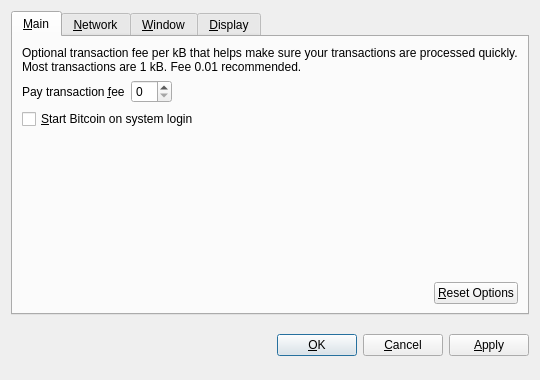
Above: src/qt/forms/optionsdialog.ui from luketherock868/shminguscoin before the change. Below: the same form after it.
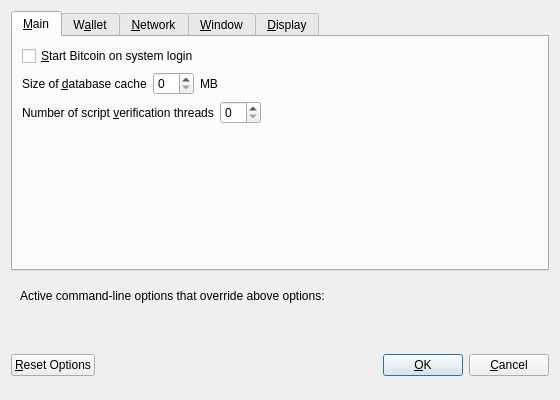
That is the form after the change. Custom widgets are drawn as their Qt base class.

```diff
--- a/src/qt/forms/optionsdialog.ui
+++ b/src/qt/forms/optionsdialog.ui
@@ -6,8 +6,8 @@
    <rect>
     <x>0</x>
     <y>0</y>
-    <width>540</width>
-    <height>380</height>
+    <width>560</width>
+    <height>400</height>
    </rect>
   </property>
   <property name="windowTitle">
@@ -19,9 +19,6 @@
   <layout class="QVBoxLayout" name="verticalLayout">
    <item>
     <widget class="QTabWidget" name="tabWidget">
-     <property name="tabPosition">
-      <enum>QTabWidget::North</enum>
-     </property>
      <property name="currentIndex">
       <number>0</number>
      </property>
@@ -30,52 +27,6 @@
        <string>&amp;Main</string>
       </attribute>
       <layout class="QVBoxLayout" name="verticalLayout_Main">
-       <item>
-        <widget class="QLabel" name="transactionFeeInfoLabel">
-         <property name="text">
-          <string>Optional transaction fee per kB that helps make sure your transactions are processed quickly. Most transactions are 1 kB. Fee 0.01 recommended.</string>
-         </property>
-         <property name="textFormat">
-          <enum>Qt::PlainText</enum>
-         </property>
-         <property name="wordWrap">
-          <bool>true</bool>
-         </property>
-        </widget>
-       </item>
-       <item>
-        <layout class="QHBoxLayout" name="horizontalLayout_1_Main">
-         <item>
-          <widget class="QLabel" name="transactionFeeLabel">
-           <property name="text">
-            <string>Pay transaction &amp;fee</string>
-           </property>
-           <property name="textFormat">
-            <enum>Qt::PlainText</enum>
-           </property>
-           <property name="buddy">
-            <cstring>transactionFee</cstring>
-           </property>
-          </widget>
-         </item>
-         <item>
-          <widget class="BitcoinAmountField" name="transactionFee"/>
-         </item>
-         <item>
-          <spacer name="horizontalSpacer_1_Main">
-           <property name="orientation">
-            <enum>Qt::Horizontal</enum>
-           </property>
-           <property name="sizeHint" stdset="0">
-            <size>
-             <width>40</width>
-             <height>20</height>
-            </size>
-           </property>
-          </spacer>
-         </item>
-        </layout>
-       </item>
        <item>
         <widget class="QCheckBox" name="bitcoinAtStartup">
          <property name="toolTip">
@@ -86,21 +37,34 @@
          </property>
         </widget>
        </item>
-       <item>
-        <spacer name="verticalSpacer_Main">
-         <property name="orientation">
-          <enum>Qt::Vertical</enum>
-         </property>
-         <property name="sizeHint" stdset="0">
-          <size>
-           <width>20</width>
-           <height>40</height>
-          </size>
-         </property>
-        </spacer>
-       </item>
        <item>
         <layout class="QHBoxLayout" name="horizontalLayout_2_Main">
+         <item>
+          <widget class="QLabel" name="databaseCacheLabel">
+           <property name="text">
+            <string>Size of &amp;database cache</string>
+           </property>
+           <property name="textFormat">
+            <enum>Qt::PlainText</enum>
+           </property>
+           <property name="buddy">
+            <cstring>databaseCache</cstring>
+           </property>
+          </widget>
+         </item>
+         <item>
+          <widget class="QSpinBox" name="databaseCache"/>
+         </item>
+         <item>
+          <widget class="QLabel" name="databaseCacheUnitLabel">
+           <property name="text">
+            <string>MB</string>
+           </property>
+           <property name="textFormat">
+            <enum>Qt::PlainText</enum>
+           </property>
+          </widget>
+         </item>
          <item>
           <spacer name="horizontalSpacer_2_Main">
            <property name="orientation">
@@ -114,20 +78,106 @@
            </property>
           </spacer>
          </item>
+        </layout>
+       </item>
+       <item>
+        <layout class="QHBoxLayout" name="horizontalLayout_3_Main">
          <item>
-          <widget class="QPushButton" name="resetButton">
-           <property name="toolTip">
-            <string>Reset all client options to default.</string>
-           </property>
+          <widget class="QLabel" name="threadsScriptVerifLabel">
            <property name="text">
-            <string>&amp;Reset Options</string>
+            <string>Number of script &amp;verification threads</string>
            </property>
-           <property name="autoDefault">
-            <bool>false</bool>
+           <property name="textFormat">
+            <enum>Qt::PlainText</enum>
            </property>
+           <property name="buddy">
+            <cstring>threadsScriptVerif</cstring>
+           </property>
           </widget>
          </item>
+         <item>
+          <widget class="QSpinBox" name="threadsScriptVerif">
+           <property name="toolTip">
+            <string>(0 = auto, &lt;0 = leave that many cores free)</string>
+           </property>
+          </widget>
+         </item>
+         <item>
+          <spacer name="horizontalSpacer_3_Main">
+           <property name="orientation">
+            <enum>Qt::Horizontal</enum>
+           </property>
+           <property name="sizeHint" stdset="0">
+            <size>
+             <width>40</width>
+             <height>20</height>
+            </size>
+           </property>
+          </spacer>
+         </item>
         </layout>
+       </item>
+       <item>
+        <spacer name="verticalSpacer_Main">
+         <property name="orientation">
+          <enum>Qt::Vertical</enum>
+         </property>
+         <property name="sizeHint" stdset="0">
+          <size>
+           <width>20</width>
+           <height>40</height>
+          </size>
+         </property>
+        </spacer>
+       </item>
+      </layout>
+     </widget>
+     <widget class="QWidget" name="tabWallet">
+      <attribute name="title">
+       <string>W&amp;allet</string>
+      </attribute>
+      <layout class="QVBoxLayout" name="verticalLayout_Wallet">
+       <item>
+        <widget class="QGroupBox" name="groupBox">
+         <property name="title">
+          <string>Expert</string>
+         </property>
+         <layout class="QVBoxLayout" name="verticalLayout_2">
+          <item>
+           <widget class="QCheckBox" name="coinControlFeatures">
+            <property name="toolTip">
+             <string>Whether to show coin control features or not.</string>
+            </property>
+            <property name="text">
+             <string>Enable coin &amp;control features</string>
+            </property>
+           </widget>
+          </item>
+          <item>
+           <widget class="QCheckBox" name="spendZeroConfChange">
+            <property name="toolTip">
+             <string>If you disable the spending of unconfirmed change, the change from a transaction cannot be used until that transaction has at least one confirmation. This also affects how your balance is computed.</string>
+            </property>
+            <property name="text">
+             <string>&amp;Spend unconfirmed change</string>
+            </property>
+           </widget>
+          </item>
+         </layout>
+        </widget>
+       </item>
+       <item>
+        <spacer name="verticalSpacer_Wallet">
+         <property name="orientation">
+          <enum>Qt::Vertical</enum>
+         </property>
+         <property name="sizeHint" stdset="0">
+          <size>
+           <width>20</width>
+           <height>40</height>
+          </size>
+         </property>
+        </spacer>
        </item>
       </layout>
      </widget>
@@ -146,18 +196,28 @@
          </property>
         </widget>
        </item>
+       <item>
+        <widget class="QCheckBox" name="allowIncoming">
+         <property name="toolTip">
+          <string>Accept connections from outside</string>
+         </property>
+         <property name="text">
+          <string>Allow incoming connections</string>
+         </property>
+        </widget>
+       </item>
        <item>
         <widget class="QCheckBox" name="connectSocks">
          <property name="toolTip">
-          <string>Connect to the Bitcoin network through a SOCKS proxy (e.g. when connecting through Tor).</string>
+          <string>Connect to the Bitcoin network through a SOCKS5 proxy.</string>
          </property>
          <property name="text">
-          <string>&amp;Connect through SOCKS proxy:</string>
+          <string>&amp;Connect through SOCKS5 proxy (default proxy):</string>
          </property>
         </widget>
        </item>
        <item>
-        <layout class="QHBoxLayout" name="horizontalLayout_Network">
+        <layout class="QHBoxLayout" name="horizontalLayout_1_Network">
          <item>
           <widget class="QLabel" name="proxyIpLabel">
            <property name="text">
@@ -173,6 +233,12 @@
          </item>
          <item>
           <widget class="QValidatedLineEdit" name="proxyIp">
+           <property name="minimumSize">
+            <size>
+             <width>140</width>
+             <height>0</height>
+            </size>
+           </property>
            <property name="maximumSize">
             <size>
              <width>140</width>
@@ -180,7 +246,7 @@
             </size>
            </property>
            <property name="toolTip">
-            <string>IP address of the proxy (e.g. 127.0.0.1)</string>
+            <string>IP address of the proxy (e.g. IPv4: 127.0.0.1 / IPv6: ::1)</string>
            </property>
           </widget>
          </item>
@@ -199,6 +265,12 @@
          </item>
          <item>
           <widget class="QLineEdit" name="proxyPort">
+           <property name="minimumSize">
+            <size>
+             <width>55</width>
+             <height>0</height>
+            </size>
+           </property>
            <property name="maximumSize">
             <size>
              <width>55</width>
@@ -211,27 +283,7 @@
           </widget>
          </item>
          <item>
-          <widget class="QLabel" name="socksVersionLabel">
-           <property name="text">
-            <string>SOCKS &amp;Version:</string>
-           </property>
-           <property name="textFormat">
-            <enum>Qt::PlainText</enum>
-           </property>
-           <property name="buddy">
-            <cstring>socksVersion</cstring>
-           </property>
-          </widget>
-         </item>
-         <item>
-          <widget class="QValueComboBox" name="socksVersion">
-           <property name="toolTip">
-            <string>SOCKS version of the proxy (e.g. 5)</string>
-           </property>
-          </widget>
-         </item>
-         <item>
-          <spacer name="horizontalSpacer_Network">
+          <spacer name="horizontalSpacer_1_Network">
            <property name="orientation">
             <enum>Qt::Horizontal</enum>
            </property>
@@ -354,14 +406,28 @@
         </layout>
        </item>
        <item>
-        <widget class="QCheckBox" name="displayAddresses">
-         <property name="toolTip">
-          <string>Whether to show Bitcoin addresses in the transaction list or not.</string>
-         </property>
-         <property name="text">
-          <string>&amp;Display addresses in transaction list</string>
-         </property>
-        </widget>
+        <layout class="QHBoxLayout" name="horizontalLayout_3_Display">
+         <item>
+          <widget class="QLabel" name="thirdPartyTxUrlsLabel">
+           <property name="toolTip">
+            <string>Third party URLs (e.g. a block explorer) that appear in the transactions tab as context menu items. %s in the URL is replaced by transaction hash. Multiple URLs are separated by vertical bar |.</string>
+           </property>
+           <property name="text">
+            <string>Third party transaction URLs</string>
+           </property>
+           <property name="buddy">
+            <cstring>thirdPartyTxUrls</cstring>
+           </property>
+          </widget>
+         </item>
+         <item>
+          <widget class="QLineEdit" name="thirdPartyTxUrls">
+           <property name="toolTip">
+            <string>Third party URLs (e.g. a block explorer) that appear in the transactions tab as context menu items. %s in the URL is replaced by transaction hash. Multiple URLs are separated by vertical bar |.</string>
+           </property>
+          </widget>
+         </item>
+        </layout>
        </item>
        <item>
         <spacer name="verticalSpacer_Display">
@@ -380,8 +446,67 @@
      </widget>
     </widget>
    </item>
+   <item>
+    <widget class="QFrame" name="frame">
+     <layout class="QVBoxLayout" name="verticalLayout_Bottom">
+      <item>
+       <layout class="QHBoxLayout" name="horizontalLayout_Bottom">
+        <item>
+         <widget class="QLabel" name="overriddenByCommandLineInfoLabel">
+          <property name="text">
+           <string>Active command-line options that override above options:</string>
+          </property>
+          <property name="textFormat">
+           <enum>Qt::PlainText</enum>
+          </property>
+         </widget>
+        </item>
+        <item>
+         <spacer name="horizontalSpacer_Bottom">
+          <property name="orientation">
+           <enum>Qt::Horizontal</enum>
+          </property>
+          <property name="sizeHint" stdset="0">
+           <size>
+            <width>40</width>
+            <height>20</height>
+           </size>
+          </property>
+         </spacer>
+        </item>
+       </layout>
+      </item>
+      <item>
+       <widget class="QLabel" name="overriddenByCommandLineLabel">
+        <property name="text">
+         <string/>
+        </property>
+        <property name="textFormat">
+         <enum>Qt::PlainText</enum>
+        </property>
+        <property name="wordWrap">
+         <bool>true</bool>
+        </property>
+       </widget>
+      </item>
+     </layout>
+    </widget>
+   </item>
    <item>
     <layout class="QHBoxLayout" name="horizontalLayout_Buttons">
+     <item>
+      <widget class="QPushButton" name="resetButton">
+       <property name="toolTip">
+        <string>Reset all client options to default.</string>
+       </property>
+       <property name="text">
+        <string>&amp;Reset Options</string>
+       </property>
+       <property name="autoDefault">
+        <bool>false</bool>
+       </property>
+      </widget>
+     </item>
      <item>
       <spacer name="horizontalSpacer_1">
        <property name="orientation">
@@ -397,6 +522,12 @@
      </item>
      <item>
       <widget class="QLabel" name="statusLabel">
+       <property name="minimumSize">
+        <size>
+         <width>200</width>
+         <height>0</height>
+        </size>
+       </property>
        <property name="font">
         <font>
          <weight>75</weight>
@@ -432,6 +563,12 @@
        <property name="text">
         <string>&amp;OK</string>
        </property>
+       <property name="autoDefault">
+        <bool>false</bool>
+       </property>
+       <property name="default">
+        <bool>true</bool>
+       </property>
       </widget>
      </item>
      <item>
@@ -444,36 +581,21 @@
        </property>
       </widget>
      </item>
-     <item>
-      <widget class="QPushButton" name="applyButton">
-       <property name="text">
-        <string>&amp;Apply</string>
-       </property>
-       <property name="autoDefault">
-        <bool>false</bool>
-       </property>
-      </widget>
-     </item>
     </layout>
    </item>
   </layout>
  </widget>
  <customwidgets>
-  <customwidget>
-   <class>BitcoinAmountField</class>
-   <extends>QSpinBox</extends>
-   <header>bitcoinamountfield.h</header>
-  </customwidget>
-  <customwidget>
-   <class>QValueComboBox</class>
-   <extends>QComboBox</extends>
-   <header>qvaluecombobox.h</header>
-  </customwidget>
   <customwidget>
    <class>QValidatedLineEdit</class>
    <extends>QLineEdit</extends>
    <header>qvalidatedlineedit.h</header>
   </customwidget>
+  <customwidget>
+   <class>QValueComboBox</class>
+   <extends>QComboBox</extends>
+   <header>qvaluecombobox.h</header>
+  </customwidget>
  </customwidgets>
  <resources/>
  <connections/>
```
